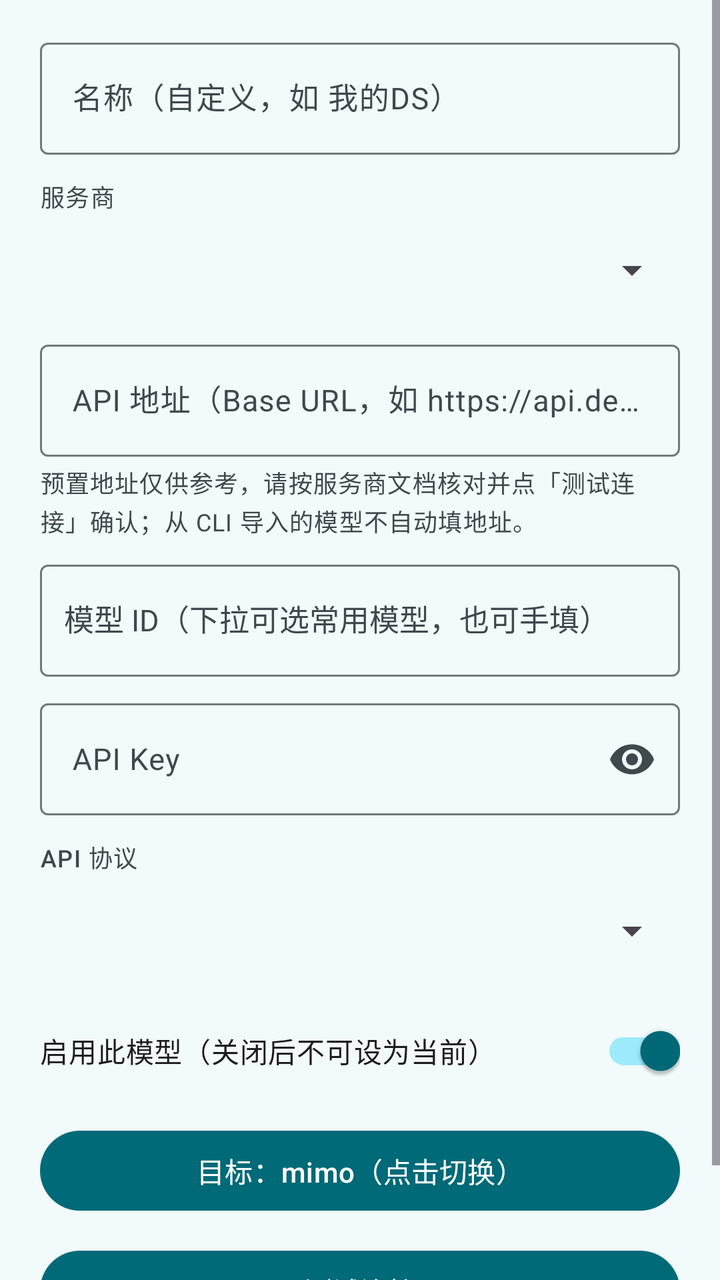
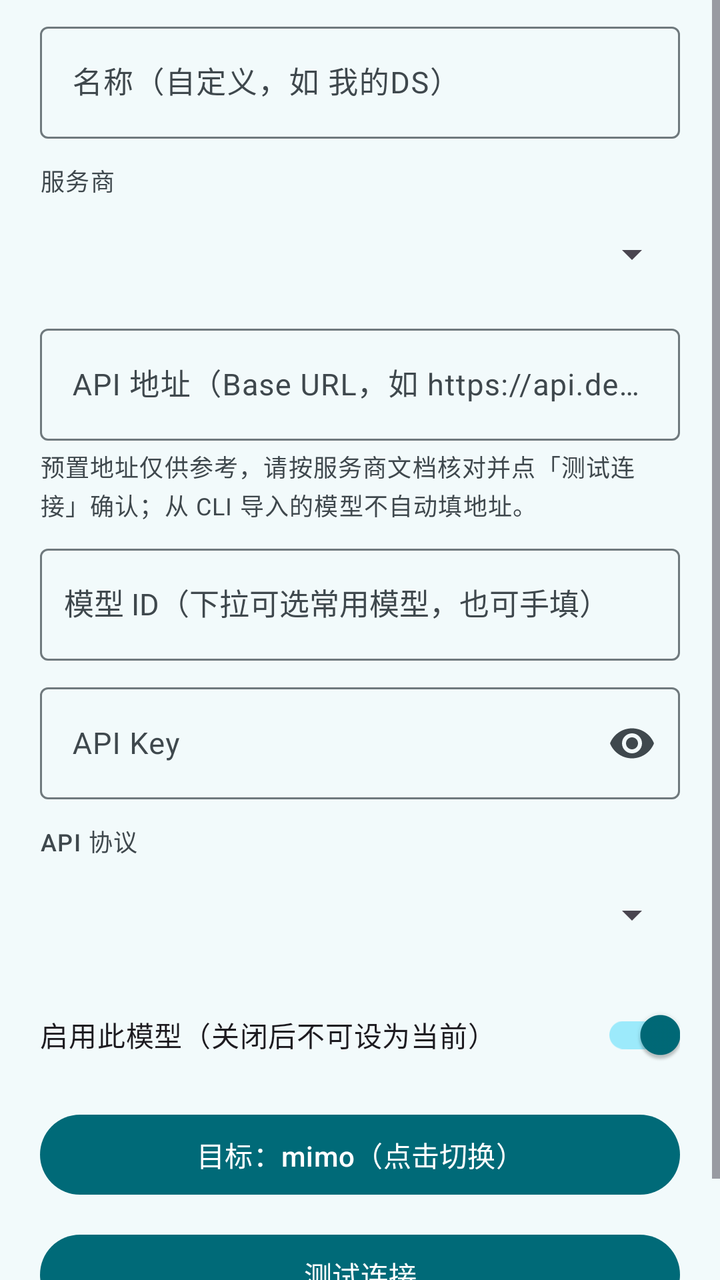

Compare the two renders of this Android layout. The source of the first and the diff that turns it into the second are given below.
<!-- AndroidManifest.xml: application theme Theme.CodeTool -->
<!-- res/layout/dialog_ai_model.xml -->
<?xml version="1.0" encoding="utf-8"?>
<ScrollView xmlns:android="http://schemas.android.com/apk/res/android"
    xmlns:app="http://schemas.android.com/apk/res-auto"
    android:layout_width="match_parent"
    android:layout_height="wrap_content"
    android:fillViewport="true">

    <LinearLayout
        android:layout_width="match_parent"
        android:layout_height="wrap_content"
        android:orientation="vertical"
        android:paddingHorizontal="20dp"
        android:paddingTop="16dp"
        android:paddingBottom="8dp">

        <com.google.android.material.textfield.TextInputLayout
            android:layout_width="match_parent"
            android:layout_height="wrap_content"
            android:hint="名称（自定义，如 我的DS）">
            <com.google.android.material.textfield.TextInputEditText
                android:id="@+id/etAiName"
                android:layout_width="match_parent"
                android:layout_height="wrap_content"
                android:minHeight="56dp"
                android:gravity="center_vertical"
                android:textSize="15sp"
                android:inputType="text" />
        </com.google.android.material.textfield.TextInputLayout>

        
        <com.google.android.material.textview.MaterialTextView
            android:layout_width="wrap_content"
            android:layout_height="wrap_content"
            android:layout_marginTop="12dp"
            android:text="服务商"
            android:textAppearance="?attr/textAppearanceLabelMedium"
            android:textColor="?attr/colorOnSurfaceVariant" />

        <Spinner
            android:id="@+id/spAiProvider"
            android:layout_width="match_parent"
            android:layout_height="wrap_content"
            android:layout_marginTop="4dp"
            android:minHeight="48dp"
            android:spinnerMode="dropdown" />

        
        <com.google.android.material.button.MaterialButton
            android:id="@+id/btnAiDeleteProvider"
            style="?attr/materialButtonOutlinedStyle"
            android:layout_width="match_parent"
            android:layout_height="wrap_content"
            android:layout_marginTop="8dp"
            android:visibility="gone"
            android:text="删除此自定义服务商" />

        
        <com.google.android.material.textfield.TextInputLayout
            android:layout_width="match_parent"
            android:layout_height="wrap_content"
            android:layout_marginTop="8dp"
            android:hint="API 地址（Base URL，如 https://api.deepseek.com/v1）">
            <com.google.android.material.textfield.TextInputEditText
                android:id="@+id/etAiBaseUrl"
                android:layout_width="match_parent"
                android:layout_height="wrap_content"
                android:minHeight="56dp"
                android:gravity="center_vertical"
                android:textSize="15sp"
                android:inputType="textUri" />
        </com.google.android.material.textfield.TextInputLayout>

        <com.google.android.material.textview.MaterialTextView
            android:layout_width="match_parent"
            android:layout_height="wrap_content"
            android:layout_marginTop="4dp"
            android:text="预置地址仅供参考，请按服务商文档核对并点「测试连接」确认；从 CLI 导入的模型不自动填地址。"
            android:textAppearance="?attr/textAppearanceBodySmall"
            android:textColor="?attr/colorOnSurfaceVariant" />

        
        <com.google.android.material.textfield.TextInputLayout
            android:layout_width="match_parent"
            android:layout_height="wrap_content"
            android:layout_marginTop="8dp"
            android:hint="模型 ID（下拉可选常用模型，也可手填）">
            <com.google.android.material.textfield.MaterialAutoCompleteTextView
                android:id="@+id/etAiModel"
                android:layout_width="match_parent"
                android:layout_height="wrap_content"
                android:minHeight="56dp"
                android:gravity="center_vertical"
                android:paddingStart="12dp"
                android:paddingEnd="12dp"
                android:textSize="15sp"
                android:singleLine="true"
                android:inputType="text" />
        </com.google.android.material.textfield.TextInputLayout>

        <com.google.android.material.textfield.TextInputLayout
            android:layout_width="match_parent"
            android:layout_height="wrap_content"
            android:layout_marginTop="8dp"
            android:hint="API Key"
            app:endIconMode="password_toggle">
            <com.google.android.material.textfield.TextInputEditText
                android:id="@+id/etAiKey"
                android:layout_width="match_parent"
                android:layout_height="wrap_content"
                android:minHeight="56dp"
                android:gravity="center_vertical"
                android:textSize="15sp"
                android:inputType="textPassword" />
        </com.google.android.material.textfield.TextInputLayout>

        
        <com.google.android.material.textview.MaterialTextView
            android:layout_width="wrap_content"
            android:layout_height="wrap_content"
            android:layout_marginTop="12dp"
            android:text="API 协议"
            android:textAppearance="?attr/textAppearanceLabelMedium"
            android:textColor="?attr/colorOnSurfaceVariant" />

        <Spinner
            android:id="@+id/spAiApiType"
            android:layout_width="match_parent"
            android:layout_height="wrap_content"
            android:layout_marginTop="4dp"
            android:minHeight="48dp"
            android:spinnerMode="dropdown" />

        <androidx.appcompat.widget.SwitchCompat
            android:id="@+id/swAiEnabled"
            android:layout_width="match_parent"
            android:layout_height="wrap_content"
            android:minHeight="48dp"
            android:layout_marginTop="12dp"
            android:checked="true"
            android:text="启用此模型（关闭后不可设为当前）" />

        <com.google.android.material.button.MaterialButton
            android:id="@+id/btnAiTarget"
            android:layout_width="match_parent"
            android:layout_height="wrap_content"
            android:layout_marginTop="12dp"
            android:text="目标：mimo（点击切换）" />

        
        <com.google.android.material.button.MaterialButton
            android:id="@+id/btnAiTest"
            android:layout_width="match_parent"
            android:layout_height="wrap_content"
            android:layout_marginTop="12dp"
            android:text="测试连接" />

        <com.google.android.material.textview.MaterialTextView
            android:id="@+id/tvAiTestResult"
            android:layout_width="match_parent"
            android:layout_height="wrap_content"
            android:layout_marginTop="8dp"
            android:fontFamily="monospace"
            android:text="填好服务商 / API 地址 / Key 后点「测试连接」验证"
            android:textAppearance="?attr/textAppearanceBodySmall"
            android:textColor="?attr/colorOnSurfaceVariant" />

    </LinearLayout>
</ScrollView>
<!-- resources referenced by this layout -->
<resources>
  <style name="Theme.CodeTool" parent="Theme.Material3.Light.NoActionBar">
          <item name="colorPrimary">@color/light_primary</item>
          <item name="colorOnPrimary">@color/light_on_primary</item>
          <item name="colorPrimaryContainer">@color/light_primary_container</item>
          <item name="colorOnPrimaryContainer">@color/light_on_primary_container</item>
          <item name="colorSecondary">@color/light_secondary</item>
          <item name="colorOnSecondary">@color/light_on_secondary</item>
          <item name="colorSecondaryContainer">@color/light_secondary_container</item>
          <item name="colorOnSecondaryContainer">@color/light_on_secondary_container</item>
          <item name="colorSurface">@color/light_surface</item>
          <item name="colorOnSurface">@color/light_on_surface</item>
          <item name="colorSurfaceVariant">@color/light_surface_variant</item>
          <item name="colorOnSurfaceVariant">@color/light_on_surface_variant</item>
          <item name="colorSurfaceContainer">@color/light_surface_container</item>
          
          <item name="colorSurfaceContainerHigh">?attr/colorSurfaceContainer</item>
          <item name="colorSurfaceContainerLow">?attr/colorSurfaceContainer</item>
          <item name="android:colorBackground">@color/light_background</item>
          <item name="colorOnBackground">@color/light_on_background</item>
          <item name="colorOutline">@color/light_outline</item>
          <item name="colorError">@color/error</item>
          <item name="colorErrorContainer">@color/error_container</item>
          <item name="colorOnErrorContainer">@color/on_error_container</item>
          <item name="android:statusBarColor" tools:targetApi="l">?attr/colorSurface</item>
          <item name="android:navigationBarColor" tools:targetApi="l">@android:color/transparent</item>
          <item name="android:windowLightStatusBar" tools:targetApi="m">true</item>
          <item name="android:windowLightNavigationBar" tools:targetApi="o_mr1">true</item>
          <item name="android:windowBackground">@color/light_background</item>
      </style>
  <color name="light_primary">#FF006A78</color>
  <color name="light_on_primary">#FFFFFFFF</color>
  <color name="light_primary_container">#FF9CEAFB</color>
  <color name="light_on_primary_container">#FF00202A</color>
  <color name="light_secondary">#FF4C636B</color>
  <color name="light_on_secondary">#FFFFFFFF</color>
  <color name="light_secondary_container">#FFCFE8F1</color>
  <color name="light_on_secondary_container">#FF071F25</color>
  <color name="light_surface">#FFF2FAFB</color>
  <color name="light_on_surface">#FF171D1F</color>
  <color name="light_surface_variant">#FFDBE4E8</color>
  <color name="light_on_surface_variant">#FF3F484D</color>
  <color name="light_surface_container">#FFE6EFF1</color>
  <color name="light_background">#FFF2FAFB</color>
  <color name="light_on_background">#FF171D1F</color>
  <color name="light_outline">#FF6F797D</color>
  <color name="error">#FFFFB4AB</color>
  <color name="error_container">#FF93000A</color>
  <color name="on_error_container">#FFFFDAD6</color>
</resources>

<!-- the commit's change to res/layout/dialog_ai_model.xml (unified diff, before → after) -->
@@ -10,7 +10,7 @@
         android:layout_height="wrap_content"
         android:orientation="vertical"
         android:paddingHorizontal="20dp"
-        android:paddingTop="16dp"
+        android:paddingTop="8dp"
         android:paddingBottom="8dp">
 
         <com.google.android.material.textfield.TextInputLayout
